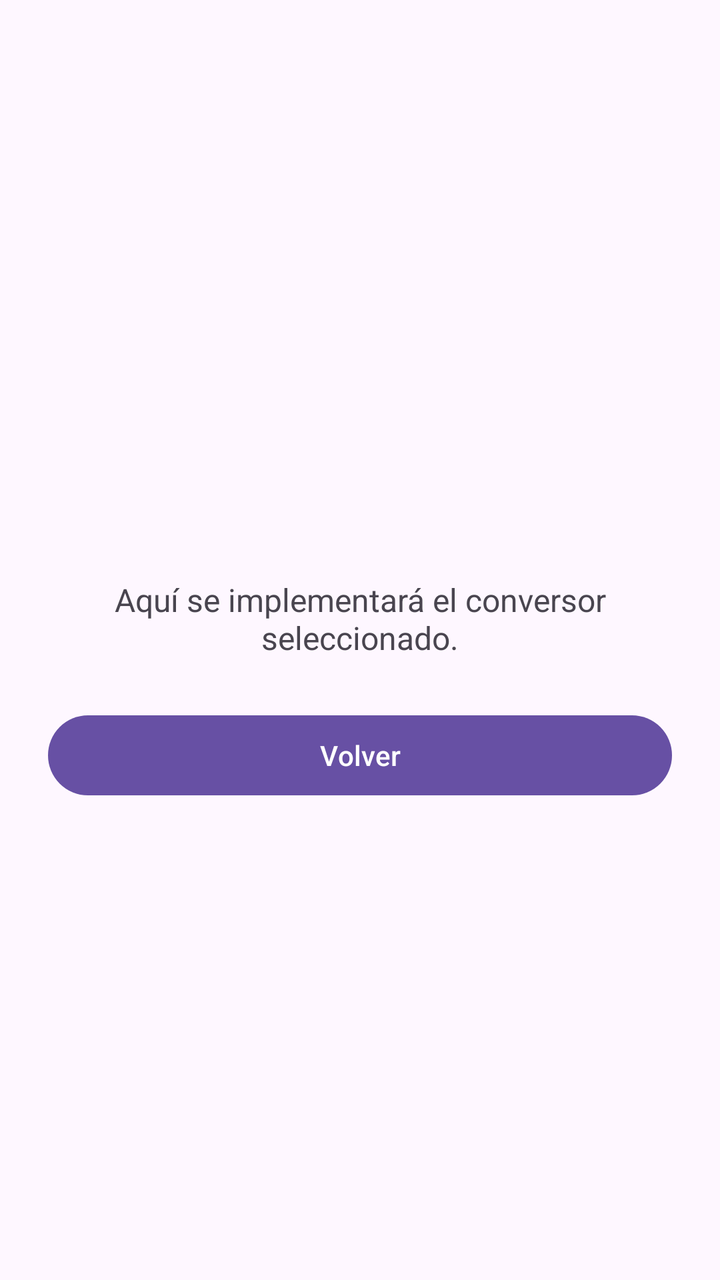
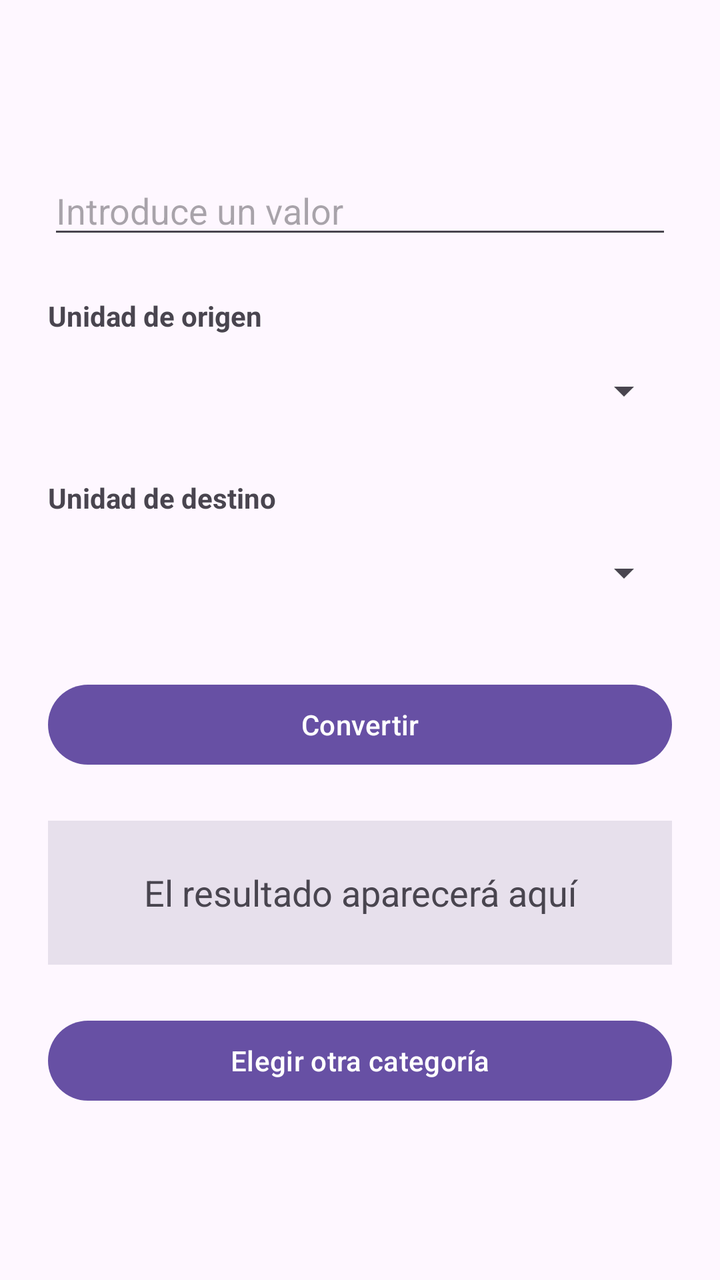

Two renders of the same Android screen: before a commit and after it. Below are the layout's source before the change and the commit's diff.
<!-- AndroidManifest.xml: application theme Theme.Conversor -->
<!-- res/layout/activity_conversion.xml -->
<?xml version="1.0" encoding="utf-8"?>
<LinearLayout xmlns:android="http://schemas.android.com/apk/res/android"
    android:id="@+id/conversion_root"
    android:layout_width="match_parent"
    android:layout_height="match_parent"
    android:gravity="center"
    android:orientation="vertical"
    android:padding="24dp">

    <TextView
        android:id="@+id/category_title"
        android:layout_width="wrap_content"
        android:layout_height="wrap_content"
        android:gravity="center"
        android:textSize="26sp"
        android:textStyle="bold" />

    <TextView
        android:layout_width="wrap_content"
        android:layout_height="wrap_content"
        android:layout_marginTop="16dp"
        android:gravity="center"
        android:text="@string/conversion_pending"
        android:textSize="16sp" />

    <Button
        android:id="@+id/back_button"
        android:layout_width="match_parent"
        android:layout_height="wrap_content"
        android:layout_marginTop="24dp"
        android:text="@string/back_button" />

</LinearLayout>
<!-- resources referenced by this layout -->
<resources>
  <string name="back_button">Volver</string>
  <string name="conversion_pending">Aquí se implementará el conversor seleccionado.</string>
  <style name="Theme.Conversor" parent="Theme.Material3.DayNight.NoActionBar" />
</resources>

<!-- the commit's change to res/layout/activity_conversion.xml (unified diff, before → after) -->
@@ -1,33 +1,86 @@
 <?xml version="1.0" encoding="utf-8"?>
-<LinearLayout xmlns:android="http://schemas.android.com/apk/res/android"
+<ScrollView xmlns:android="http://schemas.android.com/apk/res/android"
     android:id="@+id/conversion_root"
     android:layout_width="match_parent"
     android:layout_height="match_parent"
-    android:gravity="center"
-    android:orientation="vertical"
-    android:padding="24dp">
+    android:fillViewport="true">
 
-    <TextView
-        android:id="@+id/category_title"
-        android:layout_width="wrap_content"
-        android:layout_height="wrap_content"
-        android:gravity="center"
-        android:textSize="26sp"
-        android:textStyle="bold" />
-
-    <TextView
-        android:layout_width="wrap_content"
-        android:layout_height="wrap_content"
-        android:layout_marginTop="16dp"
-        android:gravity="center"
-        android:text="@string/conversion_pending"
-        android:textSize="16sp" />
-
-    <Button
-        android:id="@+id/back_button"
+    <LinearLayout
         android:layout_width="match_parent"
         android:layout_height="wrap_content"
-        android:layout_marginTop="24dp"
-        android:text="@string/back_button" />
+        android:gravity="center_horizontal"
+        android:orientation="vertical"
+        android:padding="24dp">
 
-</LinearLayout>
+        <TextView
+            android:id="@+id/category_title"
+            android:layout_width="match_parent"
+            android:layout_height="wrap_content"
+            android:gravity="center"
+            android:textSize="26sp"
+            android:textStyle="bold" />
+
+        <EditText
+            android:id="@+id/input_value"
+            android:layout_width="match_parent"
+            android:layout_height="wrap_content"
+            android:layout_marginTop="24dp"
+            android:hint="@string/input_value_hint"
+            android:importantForAutofill="no"
+            android:inputType="numberDecimal|numberSigned"
+            android:maxLines="1" />
+
+        <TextView
+            android:layout_width="match_parent"
+            android:layout_height="wrap_content"
+            android:layout_marginTop="24dp"
+            android:text="@string/source_unit_label"
+            android:textStyle="bold" />
+
+        <Spinner
+            android:id="@+id/source_unit_spinner"
+            android:layout_width="match_parent"
+            android:layout_height="56dp" />
+
+        <TextView
+            android:layout_width="match_parent"
+            android:layout_height="wrap_content"
+            android:layout_marginTop="16dp"
+            android:text="@string/target_unit_label"
+            android:textStyle="bold" />
+
+        <Spinner
+            android:id="@+id/target_unit_spinner"
+            android:layout_width="match_parent"
+            android:layout_height="56dp" />
+
+        <Button
+            android:id="@+id/convert_button"
+            android:layout_width="match_parent"
+            android:layout_height="wrap_content"
+            android:layout_marginTop="24dp"
+            android:text="@string/convert_button" />
+
+        <TextView
+            android:id="@+id/result_view"
+            android:layout_width="match_parent"
+            android:layout_height="wrap_content"
+            android:layout_marginTop="24dp"
+            android:background="?attr/colorSurfaceVariant"
+            android:gravity="center"
+            android:minHeight="72dp"
+            android:padding="16dp"
+            android:text="@string/result_placeholder"
+            android:textIsSelectable="true"
+            android:textSize="18sp" />
+
+        <Button
+            android:id="@+id/back_button"
+            android:layout_width="match_parent"
+            android:layout_height="wrap_content"
+            android:layout_marginTop="24dp"
+            android:text="@string/choose_another_category" />
+
+    </LinearLayout>
+
+</ScrollView>
<!-- resource entries referenced after the edit -->
@@ -1,7 +1,11 @@
 <!-- resources referenced by this layout -->
 <resources>
-  <string name="back_button">Volver</string>
-  <string name="conversion_pending">Aquí se implementará el conversor seleccionado.</string>
+  <string name="choose_another_category">Elegir otra categoría</string>
+  <string name="convert_button">Convertir</string>
+  <string name="input_value_hint">Introduce un valor</string>
+  <string name="result_placeholder">El resultado aparecerá aquí</string>
+  <string name="source_unit_label">Unidad de origen</string>
+  <string name="target_unit_label">Unidad de destino</string>
   <style name="Theme.Conversor" parent="Theme.Material3.DayNight.NoActionBar" />
 </resources>
 
